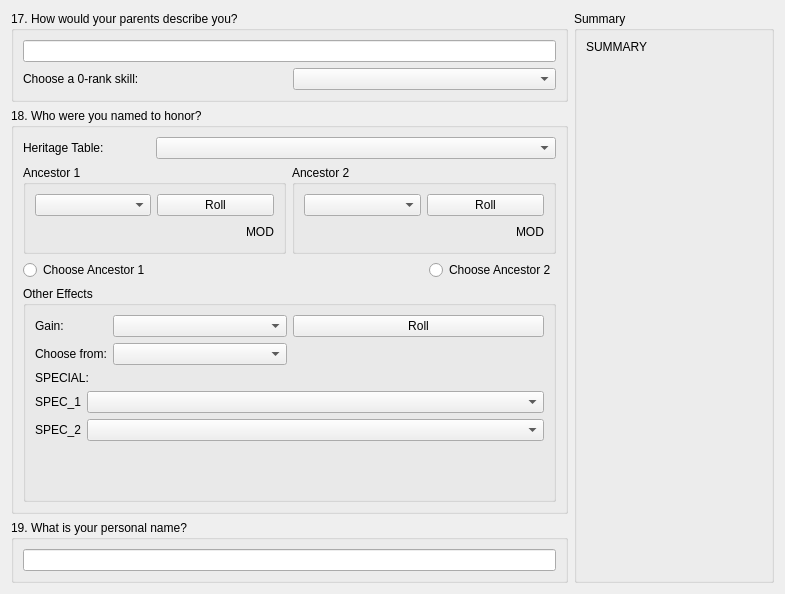
The window that PaperBlossoms/ui/newcharwizardpage6.ui (dashnine/PaperBlossoms) describes before a commit, drawn with Qt 5.
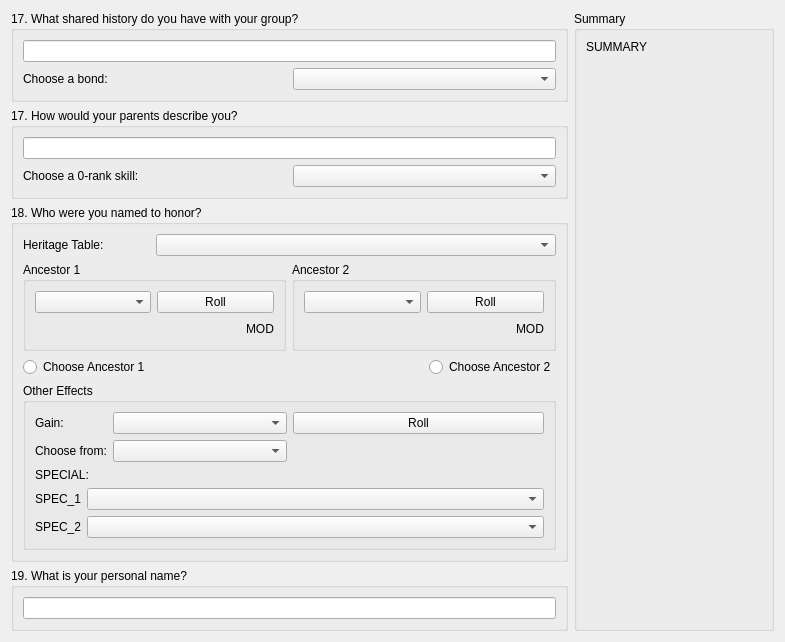
The same window after the commit.

Diff of the .ui file:
```diff
--- a/PaperBlossoms/ui/newcharwizardpage6.ui
+++ b/PaperBlossoms/ui/newcharwizardpage6.ui
@@ -13,9 +13,9 @@
   <property name="windowTitle">
    <string>WizardPage</string>
   </property>
-  <layout class="QGridLayout" name="gridLayout_4">
+  <layout class="QGridLayout" name="gridLayout_7">
    <item row="0" column="0">
-    <widget class="QGroupBox" name="groupBox">
+    <widget class="QGroupBox" name="q17ronin_groupbox">
      <property name="sizePolicy">
       <sizepolicy hsizetype="Preferred" vsizetype="Minimum">
        <horstretch>0</horstretch>
@@ -23,26 +23,26 @@
       </sizepolicy>
      </property>
      <property name="title">
-      <string>17. How would your parents describe you?</string>
+      <string>17. What shared history do you have with your group?</string>
      </property>
-     <layout class="QGridLayout" name="gridLayout_2">
+     <layout class="QGridLayout" name="gridLayout_4">
       <item row="1" column="1">
-       <widget class="QComboBox" name="nc6_q17_comboBox"/>
+       <widget class="QComboBox" name="nc6_bond_comboBox"/>
       </item>
       <item row="0" column="0" colspan="2">
-       <widget class="QLineEdit" name="nc6_q17_lineEdit"/>
+       <widget class="QLineEdit" name="nc6_q17r_lineEdit"/>
       </item>
       <item row="1" column="0">
-       <widget class="QLabel" name="label">
+       <widget class="QLabel" name="label_3">
         <property name="text">
-         <string>Choose a 0-rank skill:</string>
+         <string>Choose a bond:</string>
         </property>
        </widget>
       </item>
      </layout>
     </widget>
    </item>
-   <item row="0" column="1" rowspan="3">
+   <item row="0" column="1" rowspan="4">
     <widget class="QGroupBox" name="groupBox_4">
      <property name="sizePolicy">
       <sizepolicy hsizetype="Fixed" vsizetype="Preferred">
@@ -83,7 +83,35 @@
     </widget>
    </item>
    <item row="1" column="0">
-    <widget class="QGroupBox" name="groupBox_2">
+    <widget class="QGroupBox" name="q17s_q18r_groupBox">
+     <property name="sizePolicy">
+      <sizepolicy hsizetype="Preferred" vsizetype="Minimum">
+       <horstretch>0</horstretch>
+       <verstretch>0</verstretch>
+      </sizepolicy>
+     </property>
+     <property name="title">
+      <string>17. How would your parents describe you?</string>
+     </property>
+     <layout class="QGridLayout" name="gridLayout_2">
+      <item row="1" column="1">
+       <widget class="QComboBox" name="nc6_q17_comboBox"/>
+      </item>
+      <item row="0" column="0" colspan="2">
+       <widget class="QLineEdit" name="nc6_q17_lineEdit"/>
+      </item>
+      <item row="1" column="0">
+       <widget class="QLabel" name="label">
+        <property name="text">
+         <string>Choose a 0-rank skill:</string>
+        </property>
+       </widget>
+      </item>
+     </layout>
+    </widget>
+   </item>
+   <item row="2" column="0">
+    <widget class="QGroupBox" name="q18s_groupbox">
      <property name="sizePolicy">
       <sizepolicy hsizetype="Preferred" vsizetype="Expanding">
        <horstretch>0</horstretch>
@@ -321,7 +349,7 @@
      </layout>
     </widget>
    </item>
-   <item row="2" column="0">
+   <item row="3" column="0">
     <widget class="QGroupBox" name="groupBox_3">
      <property name="sizePolicy">
       <sizepolicy hsizetype="Preferred" vsizetype="Minimum">
```
